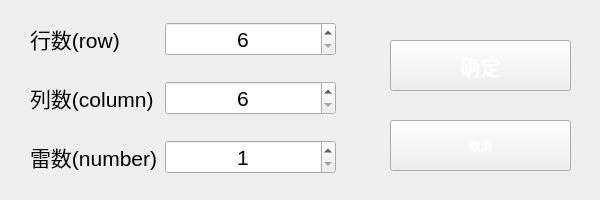
Above: uiFiles/ui_defined_parameter.ui from eee555/Solvable-Minesweeper before the change. Below: the same form after it.
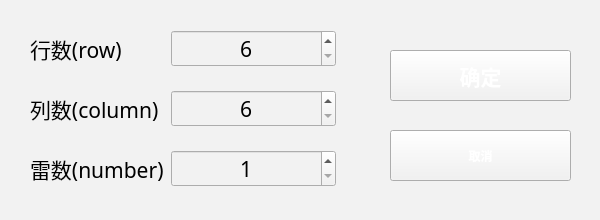
That is the form after the change. Icons and pictures are not drawn.

The edit to the form file:
```diff
--- a/uiFiles/ui_defined_parameter.ui
+++ b/uiFiles/ui_defined_parameter.ui
@@ -7,19 +7,19 @@
     <x>0</x>
     <y>0</y>
     <width>600</width>
-    <height>200</height>
+    <height>220</height>
    </rect>
   </property>
   <property name="minimumSize">
    <size>
     <width>600</width>
-    <height>200</height>
+    <height>220</height>
    </size>
   </property>
   <property name="maximumSize">
    <size>
     <width>600</width>
-    <height>200</height>
+    <height>220</height>
    </size>
   </property>
   <property name="sizeIncrement">
@@ -38,11 +38,14 @@
   <property name="windowOpacity">
    <double>10.000000000000000</double>
   </property>
+  <property name="styleSheet">
+   <string notr="true">background-color:#F2F2F2</string>
+  </property>
   <widget class="QPushButton" name="pushButton_2">
    <property name="geometry">
     <rect>
      <x>390</x>
-     <y>120</y>
+     <y>130</y>
      <width>181</width>
      <height>51</height>
     </rect>
@@ -60,7 +63,7 @@
    <property name="geometry">
     <rect>
      <x>390</x>
-     <y>40</y>
+     <y>50</y>
      <width>181</width>
      <height>51</height>
     </rect>
@@ -96,7 +99,7 @@
    <property name="geometry">
     <rect>
      <x>30</x>
-     <y>20</y>
+     <y>30</y>
      <width>306</width>
      <height>157</height>
     </rect>
@@ -112,9 +115,17 @@
      <widget class="QLabel" name="label">
       <property name="font">
        <font>
+        <family>黑体</family>
         <pointsize>16</pointsize>
+        <weight>50</weight>
+        <italic>false</italic>
+        <bold>false</bold>
        </font>
       </property>
+      <property name="styleSheet">
+       <string notr="true">font: 16pt &quot;黑体&quot;;
+color:black;</string>
+      </property>
       <property name="text">
        <string>行数(row)</string>
       </property>
@@ -124,9 +135,17 @@
      <widget class="QSpinBox" name="spinBox">
       <property name="font">
        <font>
+        <family>黑体</family>
         <pointsize>16</pointsize>
+        <weight>50</weight>
+        <italic>false</italic>
+        <bold>false</bold>
        </font>
       </property>
+      <property name="styleSheet">
+       <string notr="true">font: 16pt &quot;黑体&quot;;
+color:black;</string>
+      </property>
       <property name="alignment">
        <set>Qt::AlignCenter</set>
       </property>
@@ -145,9 +164,17 @@
      <widget class="QLabel" name="label_2">
       <property name="font">
        <font>
+        <family>黑体</family>
         <pointsize>16</pointsize>
+        <weight>50</weight>
+        <italic>false</italic>
+        <bold>false</bold>
        </font>
       </property>
+      <property name="styleSheet">
+       <string notr="true">font: 16pt &quot;黑体&quot;;
+color:black;</string>
+      </property>
       <property name="text">
        <string>列数(column)</string>
       </property>
@@ -157,9 +184,17 @@
      <widget class="QSpinBox" name="spinBox_2">
       <property name="font">
        <font>
+        <family>黑体</family>
         <pointsize>16</pointsize>
+        <weight>50</weight>
+        <italic>false</italic>
+        <bold>false</bold>
        </font>
       </property>
+      <property name="styleSheet">
+       <string notr="true">font: 16pt &quot;黑体&quot;;
+color:black;</string>
+      </property>
       <property name="alignment">
        <set>Qt::AlignCenter</set>
       </property>
@@ -178,9 +213,17 @@
      <widget class="QLabel" name="label_3">
       <property name="font">
        <font>
+        <family>黑体</family>
         <pointsize>16</pointsize>
+        <weight>50</weight>
+        <italic>false</italic>
+        <bold>false</bold>
        </font>
       </property>
+      <property name="styleSheet">
+       <string notr="true">font: 16pt &quot;黑体&quot;;
+color:black;</string>
+      </property>
       <property name="text">
        <string>雷数(number)</string>
       </property>
@@ -190,9 +233,17 @@
      <widget class="QSpinBox" name="spinBox_3">
       <property name="font">
        <font>
+        <family>黑体</family>
         <pointsize>16</pointsize>
+        <weight>50</weight>
+        <italic>false</italic>
+        <bold>false</bold>
        </font>
       </property>
+      <property name="styleSheet">
+       <string notr="true">font: 16pt &quot;黑体&quot;;
+color:black;</string>
+      </property>
       <property name="alignment">
        <set>Qt::AlignCenter</set>
       </property>
```
